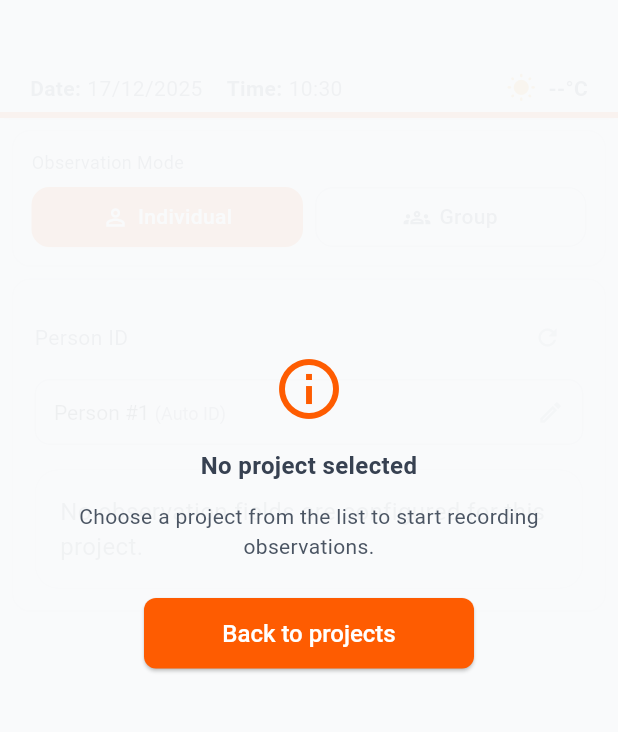
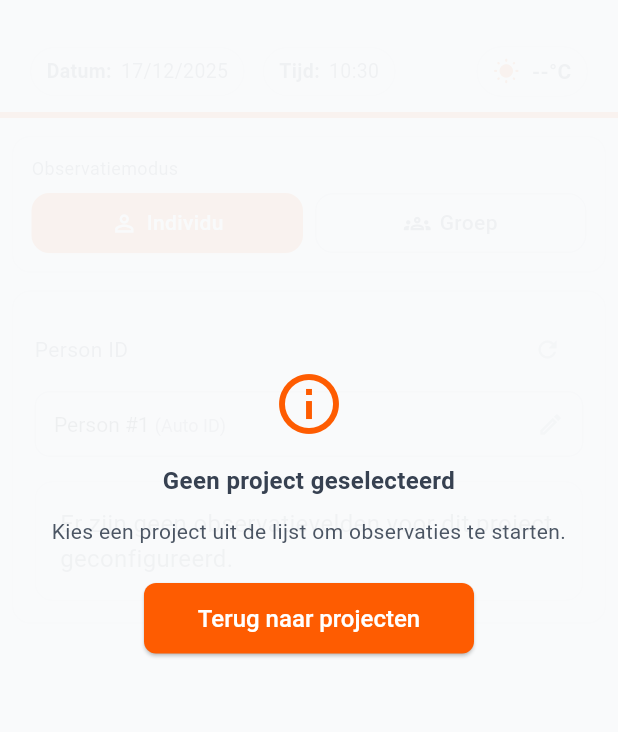
Before and after one commit to Thijs34/beweeglab, a Flutter app: the ObserverPage screen opened by its route, on a phone screen of 412 x 824 dp, the part 107-839 px from its top. Run offline on Flutter 3.47's test engine with Material 3 defaults, Android fonts, the phone set to English and light mode, and no system bars; our stand-ins replace cloud_firestore, firebase_auth, firebase_core, flutter_dotenv, flutter_svg, flutter_typeahead and 4 more; missing offline and left inert: dart:js_interop, file_saver, syncfusion_flutter_xlsio; accounts and stored records are empty; network calls fail; Roboto replaces fonts that are missing (Arial, Trebuchet MS).

Commit message:
translation update, styling update and dutch is the deafault language now

```diff
--- a/lib/l10n/app_en.arb
+++ b/lib/l10n/app_en.arb
@@ -182,6 +182,8 @@
   "observerNoProjectSubtitle": "Choose a project from the list to start recording observations.",
   "observerBackToProjectList": "Back to projects",
   "observerAdditionalNotesHint": "Additional notes...",
+  "observerActivityNotesPlaceholder": "Describe what is happening",
+  "observerRemarksPlaceholder": "Any extra remarks?",
   "observerDateLabel": "Date",
   "observerTimeLabel": "Time",
   "observerModeLabel": "Observation Mode",
--- a/lib/l10n/app_nl.arb
+++ b/lib/l10n/app_nl.arb
@@ -182,6 +182,8 @@
   "observerNoProjectSubtitle": "Kies een project uit de lijst om observaties te starten.",
   "observerBackToProjectList": "Terug naar projecten",
   "observerAdditionalNotesHint": "Extra notities...",
+    "observerActivityNotesPlaceholder": "Beschrijf wat er gebeurt",
+    "observerRemarksPlaceholder": "Aanvullende opmerkingen?",
   "observerDateLabel": "Datum",
   "observerTimeLabel": "Tijd",
   "observerModeLabel": "Observatiemodus",
--- a/lib/l10n/gen/app_localizations.dart
+++ b/lib/l10n/gen/app_localizations.dart
@@ -974,6 +974,18 @@ abstract class AppLocalizations {
   /// **'Additional notes...'**
   String get observerAdditionalNotesHint;
 
+  /// No description provided for @observerActivityNotesPlaceholder.
+  ///
+  /// In en, this message translates to:
+  /// **'Describe what is happening'**
+  String get observerActivityNotesPlaceholder;
+
+  /// No description provided for @observerRemarksPlaceholder.
+  ///
+  /// In en, this message translates to:
+  /// **'Any extra remarks?'**
+  String get observerRemarksPlaceholder;
+
   /// No description provided for @observerDateLabel.
   ///
   /// In en, this message translates to:
--- a/lib/l10n/gen/app_localizations_en.dart
+++ b/lib/l10n/gen/app_localizations_en.dart
@@ -474,6 +474,12 @@ class AppLocalizationsEn extends AppLocalizations {
 
   @override
   String get observerAdditionalNotesHint => 'Additional notes...';
+
+  @override
+  String get observerActivityNotesPlaceholder => 'Describe what is happening';
+
+  @override
+  String get observerRemarksPlaceholder => 'Any extra remarks?';
 
   @override
   String get observerDateLabel => 'Date';
--- a/lib/l10n/gen/app_localizations_nl.dart
+++ b/lib/l10n/gen/app_localizations_nl.dart
@@ -476,6 +476,12 @@ class AppLocalizationsNl extends AppLocalizations {
 
   @override
   String get observerAdditionalNotesHint => 'Extra notities...';
+
+  @override
+  String get observerActivityNotesPlaceholder => 'Beschrijf wat er gebeurt';
+
+  @override
+  String get observerRemarksPlaceholder => 'Aanvullende opmerkingen?';
 
   @override
   String get observerDateLabel => 'Datum';
--- a/lib/models/observation_field_registry.dart
+++ b/lib/models/observation_field_registry.dart
@@ -325,7 +325,7 @@ class ObservationFieldRegistry {
       displayOrder: 110,
       config: TextObservationFieldConfig(
         maxLength: 200,
-        placeholder: 'Describe what is happening',
+        placeholder: 'Any extra remarks?',
       ),
     ),
     ObservationField(
--- a/lib/screens/observer_page/observer_page.dart
+++ b/lib/screens/observer_page/observer_page.dart
@@ -58,7 +58,7 @@ class ObserverPage extends StatefulWidget {
 }
 
 class _ObserverPageState extends State<ObserverPage> {
-  static const Color _pageBackground = Color(0xFFF8FAFC);
+  static const Color _pageBackground = AppTheme.background;
   static const String _kOtherOptionValue = '__other__';
 
   final TextEditingController _personIdController = TextEditingController(
@@ -159,15 +159,17 @@ class _ObserverPageState extends State<ObserverPage> {
     for (int i = 1; i <= attempts; i++) {
       Future.delayed(stepDelay * i, () {
         if (!mounted) return;
+        if (!fieldContext.mounted) return;
         _scrollFieldIntoView(fieldContext);
       });
     }
   }
 
   void _scrollFieldIntoView(BuildContext fieldContext) {
-    if (!_scrollController.hasClients) return;
-
-    final bottomInset = MediaQuery.of(context).viewInsets.bottom;
+    if (!fieldContext.mounted || !_scrollController.hasClients) return;
+
+    final mediaQuery = MediaQuery.of(fieldContext);
+    final bottomInset = mediaQuery.viewInsets.bottom;
     if (bottomInset <= 0) return;
 
     final renderObject = fieldContext.findRenderObject();
@@ -177,8 +179,6 @@ class _ObserverPageState extends State<ObserverPage> {
     final fieldOffset = fieldBox.localToGlobal(Offset.zero);
     final fieldHeight = fieldBox.size.height;
     final fieldBottom = fieldOffset.dy + fieldHeight;
-
-    final mediaQuery = MediaQuery.of(context);
     final screenHeight = mediaQuery.size.height;
 
     // The visible area ends at the top of the keyboard. Keep a tiny
@@ -292,7 +292,7 @@ class _ObserverPageState extends State<ObserverPage> {
       child: LayoutBuilder(
         builder: (context, constraints) {
           return ConstrainedBox(
-            constraints: const BoxConstraints(maxWidth: 672),
+            constraints: const BoxConstraints(maxWidth: AppTheme.maxContentWidth),
             child: Column(
               children: [
                 Expanded(
@@ -321,8 +321,8 @@ class _ObserverPageState extends State<ObserverPage> {
                         child: Container(
                           color: AppTheme.gray50,
                           padding: const EdgeInsets.symmetric(
-                            horizontal: 8,
-                            vertical: 8,
+                            horizontal: AppTheme.pageGutter,
+                            vertical: AppTheme.spacing12,
                           ),
                           child: Column(
                             children: [
@@ -330,7 +330,7 @@ class _ObserverPageState extends State<ObserverPage> {
                                 padding: const EdgeInsets.all(12),
                                 child: _buildModeToggle(),
                               ),
-                              const SizedBox(height: 8),
+                              const SizedBox(height: 12),
                               ObserverSectionCard(child: _buildFormCard()),
                               SizedBox(height: extraScrollPadding),
                             ],
@@ -353,6 +353,8 @@ class _ObserverPageState extends State<ObserverPage> {
       left: 0,
       right: 0,
       bottom: 0,
+      child: SafeArea(
+        top: false,
         child: Container(
           decoration: const BoxDecoration(
             color: AppTheme.white,
@@ -368,7 +370,9 @@ class _ObserverPageState extends State<ObserverPage> {
           padding: const EdgeInsets.all(12),
           child: Center(
             child: ConstrainedBox(
-            constraints: const BoxConstraints(maxWidth: 672),
+              constraints: const BoxConstraints(
+                maxWidth: AppTheme.maxContentWidth,
+              ),
               child: Row(
                 children: [
                   Expanded(
@@ -439,6 +443,7 @@ class _ObserverPageState extends State<ObserverPage> {
             ),
           ),
         ),
+      ),
     );
   }
 
@@ -565,7 +570,7 @@ class _ObserverPageState extends State<ObserverPage> {
         padding: const EdgeInsets.all(16),
         decoration: BoxDecoration(
           color: AppTheme.gray50,
-          borderRadius: BorderRadius.circular(16),
+          borderRadius: BorderRadius.circular(AppTheme.borderRadiusLarge),
           border: Border.all(color: AppTheme.gray200, width: 1),
         ),
         child: Text(
@@ -658,6 +663,7 @@ class _ObserverPageState extends State<ObserverPage> {
     final isMultiline = config?.multiline ?? false;
     final maxLines = isMultiline ? null : 1;
     final minLines = isMultiline ? 3 : 1;
+    final hintText = _localizedPlaceholderForField(field, config);
     return Builder(
       builder: (fieldContext) {
         return TextField(
@@ -666,7 +672,7 @@ class _ObserverPageState extends State<ObserverPage> {
           minLines: minLines,
           maxLength: config?.maxLength,
           decoration: _inputDecoration().copyWith(
-            hintText: config?.placeholder,
+            hintText: hintText,
             counterText: config?.maxLength != null ? '' : null,
           ),
           onTap: () {
@@ -681,6 +687,19 @@ class _ObserverPageState extends State<ObserverPage> {
         );
       },
     );
+  }
+
+  String? _localizedPlaceholderForField(
+    ObservationField field,
+    TextObservationFieldConfig? config,
+  ) {
+    if (field.id == ObservationFieldRegistry.activityNotesFieldId) {
+      return context.l10n.observerActivityNotesPlaceholder;
+    }
+    if (field.id == ObservationFieldRegistry.remarksFieldId) {
+      return context.l10n.observerRemarksPlaceholder;
+    }
+    return config?.placeholder;
   }
 
   Widget _buildGroupSizeField(ObservationField field) {
@@ -1195,23 +1214,8 @@ class _ObserverPageState extends State<ObserverPage> {
   }
 
   InputDecoration _inputDecoration() {
-    return InputDecoration(
-      filled: true,
-      fillColor: AppTheme.gray50,
-      contentPadding: const EdgeInsets.symmetric(horizontal: 12, vertical: 12),
-      border: OutlineInputBorder(
-        borderRadius: BorderRadius.circular(10),
-        borderSide: const BorderSide(color: AppTheme.gray300, width: 1),
-      ),
-      enabledBorder: OutlineInputBorder(
-        borderRadius: BorderRadius.circular(10),
-        borderSide: const BorderSide(color: AppTheme.gray300, width: 1),
-      ),
-      focusedBorder: OutlineInputBorder(
-        borderRadius: BorderRadius.circular(10),
-        borderSide: const BorderSide(color: AppTheme.primaryOrange, width: 1),
-      ),
-    );
+    final decorationTheme = Theme.of(context).inputDecorationTheme;
+    return const InputDecoration().applyDefaults(decorationTheme);
   }
 
   Future<void> _handleSubmitEntry() async {
--- a/lib/screens/observer_page/widgets/observer_header.dart
+++ b/lib/screens/observer_page/widgets/observer_header.dart
@@ -37,24 +37,17 @@ class ObserverHeader extends StatelessWidget {
 
   Color _iconColor() => switch (weatherCondition) {
     WeatherCondition.cloudy => AppTheme.gray500,
-    WeatherCondition.rainy => const Color(0xFF2563EB),
-    WeatherCondition.sunny => const Color(0xFFF59E0B),
+    WeatherCondition.rainy => AppTheme.gray700,
+    WeatherCondition.sunny => AppTheme.primaryOrange,
   };
 
   @override
   Widget build(BuildContext context) {
     final l10n = context.l10n;
-    return Container(
-      decoration: const BoxDecoration(
+    return Material(
       color: AppTheme.white,
-        boxShadow: [
-          BoxShadow(
-            color: Color(0x14000000),
-            blurRadius: 4,
-            offset: Offset(0, 1),
-          ),
-        ],
-      ),
+      elevation: 1,
+      shadowColor: Colors.black.withValues(alpha: 0.08),
       child: Column(
         mainAxisAlignment: MainAxisAlignment.spaceBetween,
         children: [
@@ -69,7 +62,13 @@ class ObserverHeader extends StatelessWidget {
                     children: [
                       Text(
                         siteLabel,
-                        style: const TextStyle(
+                        style: Theme.of(context).textTheme.headlineSmall?.copyWith(
+                              fontFamily: AppTheme.fontFamilyHeading,
+                              fontSize: 20,
+                              fontWeight: FontWeight.w600,
+                              color: AppTheme.gray900,
+                            ) ??
+                            const TextStyle(
                               fontFamily: AppTheme.fontFamilyHeading,
                               fontSize: 20,
                               fontWeight: FontWeight.w600,
@@ -120,7 +119,7 @@ class ObserverHeader extends StatelessWidget {
               left: 20,
               right: 20,
               top: 10,
-              bottom: 6,
+              bottom: 10,
             ),
             child: Row(
               mainAxisAlignment: MainAxisAlignment.spaceBetween,
@@ -129,14 +128,21 @@ class ObserverHeader extends StatelessWidget {
                 Row(
                   children: [
                     _InfoChip(label: l10n.observerDateLabel, value: dateLabel),
-                    const SizedBox(width: 16),
+                    const SizedBox(width: 12),
                     _InfoChip(label: l10n.observerTimeLabel, value: timeLabel),
                   ],
                 ),
-                Row(
+                Container(
+                  padding: const EdgeInsets.symmetric(horizontal: 10, vertical: 6),
+                  decoration: BoxDecoration(
+                    color: AppTheme.white,
+                    borderRadius: BorderRadius.circular(999),
+                    border: Border.all(color: AppTheme.gray200, width: 1),
+                  ),
+                  child: Row(
                     mainAxisSize: MainAxisSize.min,
                     children: [
-                    Icon(_iconForWeather(), size: 20, color: _iconColor()),
+                      Icon(_iconForWeather(), size: 18, color: _iconColor()),
                       const SizedBox(width: 8),
                       Text(
                         temperatureLabel,
@@ -147,6 +153,7 @@ class ObserverHeader extends StatelessWidget {
                         ),
                       ),
                     ],
+                  ),
                 ),
               ],
             ),
@@ -165,22 +172,31 @@ class _InfoChip extends StatelessWidget {
 
   @override
   Widget build(BuildContext context) {
-    return Row(
+    return Container(
+      padding: const EdgeInsets.symmetric(horizontal: 10, vertical: 6),
+      decoration: BoxDecoration(
+        color: AppTheme.white,
+        borderRadius: BorderRadius.circular(999),
+        border: Border.all(color: AppTheme.gray200, width: 1),
+      ),
+      child: Row(
+        mainAxisSize: MainAxisSize.min,
         children: [
           Text(
             '$label:',
             style: const TextStyle(
-            fontSize: 14,
+              fontSize: 13,
               fontWeight: FontWeight.w600,
               color: AppTheme.gray700,
             ),
           ),
-        const SizedBox(width: 4),
+          const SizedBox(width: 6),
           Text(
             value,
-          style: const TextStyle(fontSize: 14, color: AppTheme.gray700),
+            style: const TextStyle(fontSize: 13, color: AppTheme.gray700),
           ),
         ],
+      ),
     );
   }
 }
--- a/lib/screens/observer_page/widgets/observer_section_card.dart
+++ b/lib/screens/observer_page/widgets/observer_section_card.dart
@@ -20,13 +20,13 @@ class ObserverSectionCard extends StatelessWidget {
       margin: margin,
       decoration: BoxDecoration(
         color: AppTheme.white,
-        borderRadius: BorderRadius.circular(12),
+        borderRadius: BorderRadius.circular(AppTheme.borderRadiusLarge),
         border: Border.all(color: AppTheme.gray200, width: 1),
-        boxShadow: const [
+        boxShadow: [
           BoxShadow(
-            color: Color(0x0D000000),
-            blurRadius: 3,
-            offset: Offset(0, 1),
+            color: Colors.black.withValues(alpha: 0.05),
+            blurRadius: 12,
+            offset: const Offset(0, 2),
           ),
         ],
       ),
```
Also changed, not shown: lib/services/locale_service.dart (+9 -8 lines). Lines whose indentation alone changed are shown as unchanged.
